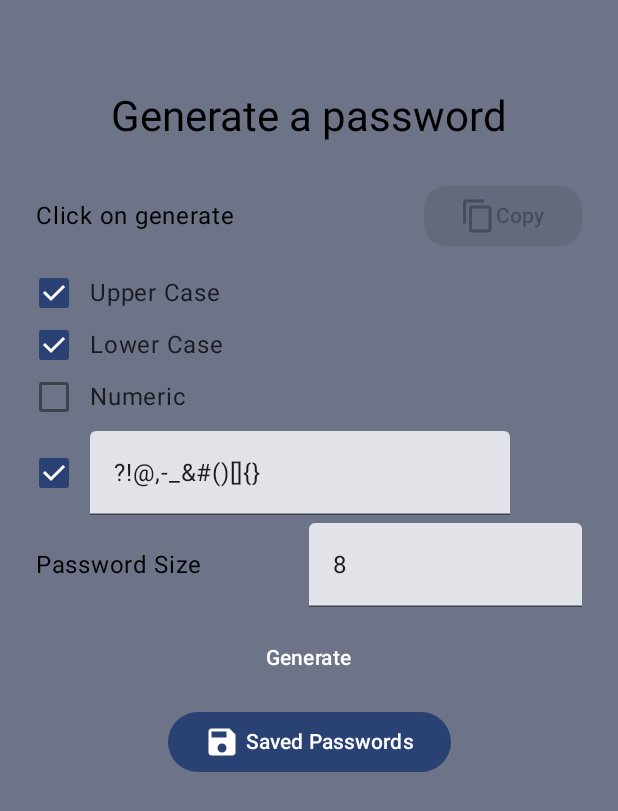
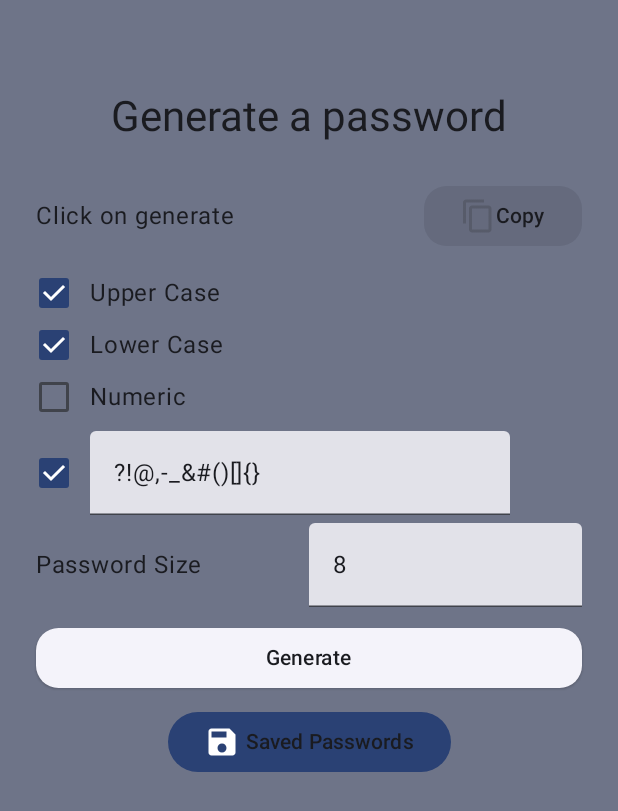
Before and after one commit to AAyar94/Password_Generator_Compose, an Android app built with Jetpack Compose: the screen it shows after launch (PasswordGeneratorActivity), on a phone screen of 412 x 824 dp. Shown: the top 811 px of the screen. Run offline under Robolectric (Android 15) with nearby library versions, the light colour scheme and no system bars; our stand-ins replace accompanist.

```diff
--- a/app/build.gradle
+++ b/app/build.gradle
@@ -69,5 +69,8 @@ dependencies {
 
     implementation "androidx.compose.material:material-icons-extended:1.4.3"
 
+    implementation "com.google.accompanist:accompanist-systemuicontroller:0.27.0"
+
+
 
 }
--- a/app/src/main/java/com/aayar94/passwordgenerator/PasswordGenerator.kt
+++ b/app/src/main/java/com/aayar94/passwordgenerator/PasswordGenerator.kt
@@ -5,6 +5,7 @@ import android.content.ClipboardManager
 import android.content.res.Configuration.UI_MODE_NIGHT_YES
 import android.widget.Toast
 import androidx.compose.foundation.background
+import androidx.compose.foundation.isSystemInDarkTheme
 import androidx.compose.foundation.layout.Arrangement
 import androidx.compose.foundation.layout.Column
 import androidx.compose.foundation.layout.Row
@@ -19,6 +20,7 @@ import androidx.compose.material.icons.Icons
 import androidx.compose.material.icons.filled.ContentCopy
 import androidx.compose.material.icons.filled.Save
 import androidx.compose.material3.Button
+import androidx.compose.material3.ElevatedButton
 import androidx.compose.material3.FilledTonalButton
 import androidx.compose.material3.Icon
 import androidx.compose.material3.MaterialTheme
@@ -31,6 +33,7 @@ import androidx.compose.runtime.setValue
 import androidx.compose.ui.Alignment
 import androidx.compose.ui.Alignment.Companion.CenterHorizontally
 import androidx.compose.ui.Modifier
+import androidx.compose.ui.graphics.Color
 import androidx.compose.ui.platform.LocalContext
 import androidx.compose.ui.res.stringResource
 import androidx.compose.ui.tooling.preview.Preview
@@ -42,10 +45,23 @@ import com.aayar94.passwordgenerator.component.LabeledCheckbox
 import com.aayar94.passwordgenerator.component.PasswordSizer
 import com.aayar94.passwordgenerator.model.password.content.CustomPwdContent
 import com.aayar94.passwordgenerator.ui.theme.PasswordGeneratorTheme
+import com.google.accompanist.systemuicontroller.rememberSystemUiController
 
 @Composable
 fun PasswordGeneratorScreen() {
     PasswordGeneratorTheme {
+        val systemUiController = rememberSystemUiController()
+        if (isSystemInDarkTheme()) {
+            systemUiController.setSystemBarsColor(
+                color = Color.Transparent
+            )
+            systemUiController.setNavigationBarColor(color = Color.Transparent)
+        } else {
+            systemUiController.setSystemBarsColor(
+                color = MaterialTheme.colorScheme.secondaryContainer
+            )
+            systemUiController.setNavigationBarColor(color = MaterialTheme.colorScheme.secondaryContainer)
+        }
         PasswordGeneratorUI()
     }
 }
@@ -73,7 +89,8 @@ fun PasswordGeneratorUI() {
             Text(
                 stringResource(id = R.string.generate_a_password),
                 modifier = Modifier.align(Alignment.CenterHorizontally),
-                style = MaterialTheme.typography.headlineMedium
+                style = MaterialTheme.typography.headlineMedium,
+                color = MaterialTheme.colorScheme.onBackground
             )
             Spacer(modifier = Modifier.height(24.dp))
             Column(
@@ -86,20 +103,19 @@ fun PasswordGeneratorUI() {
                     Text(
                         text = generatedPassword.ifEmpty { stringResource(id = R.string.click_on_generate) },
                         modifier = Modifier.weight(1f),
-                        fontSize = 16.sp
+                        fontSize = 16.sp,
+                        color = MaterialTheme.colorScheme.onBackground
                     )
                     Spacer(modifier = Modifier.width(5.dp))
-                    FilledTonalButton(
+                    Button(
                         onClick = {
                             val clipboardManager = ContextCompat.getSystemService(
-                                context,
-                                ClipboardManager::class.java
+                                context, ClipboardManager::class.java
                             ) as ClipboardManager
                             val clipData = ClipData.newPlainText("text", generatedPassword)
                             clipboardManager.setPrimaryClip(clipData)
 
-                            Toast.makeText(context, "Password Copied", Toast.LENGTH_SHORT)
-                                .show()
+                            Toast.makeText(context, "Password Copied", Toast.LENGTH_SHORT).show()
                         },
                         enabled = generatedPassword.isNotEmpty(),
                         shape = RoundedCornerShape(15.dp),
@@ -111,65 +127,48 @@ fun PasswordGeneratorUI() {
                                 id = R.string.copy
                             )
                         )
-                        Text(stringResource(id = R.string.copy))
+                        Text(stringResource(id = R.string.copy),color = MaterialTheme.colorScheme.onBackground)
                     }
                 }
             }
 
             Spacer(modifier = Modifier.height(10.dp))
             LabeledCheckbox(
-                label = stringResource(id = R.string.upper_case),
-                onCheckChange = {
+                label = stringResource(id = R.string.upper_case), onCheckChange = {
                     isUpper = !isUpper
-                },
-                isChecked = isUpper
+                }, isChecked = isUpper
             )
             LabeledCheckbox(
-                label = stringResource(id = R.string.lower_case),
-                onCheckChange = {
+                label = stringResource(id = R.string.lower_case), onCheckChange = {
                     isLower = !isLower
-                },
-                isChecked = isLower
+                }, isChecked = isLower
             )
             LabeledCheckbox(
-                label = stringResource(id = R.string.numeric),
-                onCheckChange = {
+                label = stringResource(id = R.string.numeric), onCheckChange = {
                     isNumeric = !isNumeric
-                },
-                isChecked = isNumeric
+                }, isChecked = isNumeric
             )
-            EditableCheckBox(
-                value = customPasswordSetting,
-                onCheckChange = {
-                    if (customPasswordSetting.isNotEmpty())
-                        isCustom = !isCustom
-                },
-                isChecked = isCustom,
-                onValueChange = {
-                    if (it.isEmpty()) {
-                        isCustom = false
-                    }
-                    customPasswordSetting = it
+            EditableCheckBox(value = customPasswordSetting, onCheckChange = {
+                if (customPasswordSetting.isNotEmpty()) isCustom = !isCustom
+            }, isChecked = isCustom, onValueChange = {
+                if (it.isEmpty()) {
+                    isCustom = false
                 }
-            )
+                customPasswordSetting = it
+            })
 
-            PasswordSizer(
-                passwordSize = passwordSize,
-                onValueChange = {
-                    if ((it.isNotEmpty() && it.toInt() < 200) || it.isEmpty()) {
-                        passwordSize = it
-                    }
+            PasswordSizer(passwordSize = passwordSize, onValueChange = {
+                if ((it.isNotEmpty() && it.toInt() < 200) || it.isEmpty()) {
+                    passwordSize = it
                 }
-            )
+            })
             Spacer(modifier = Modifier.height(10.dp))
-            FilledTonalButton(
+            ElevatedButton(
                 shape = RoundedCornerShape(15.dp),
                 onClick = {
                     val pwdGen =
                         com.aayar94.passwordgenerator.model.password.PasswordGenerator.Builder()
-                            .addUpper(isUpper)
-                            .addLower(isLower)
-                            .addNumeric(isNumeric)
+                            .addUpper(isUpper).addLower(isLower).addNumeric(isNumeric)
                             .addCustom(isCustom, CustomPwdContent(customPasswordSetting))
                             .setSize(if (passwordSize.isEmpty()) 8 else passwordSize.toInt())
                             .build()
@@ -180,16 +179,17 @@ fun PasswordGeneratorUI() {
                 modifier = Modifier.fillMaxWidth(),
                 enabled = (isUpper || isLower || isCustom || isNumeric) && passwordSize.isNotEmpty() && passwordSize.toInt() > 0
             ) {
-                Text(text = stringResource(id = R.string.generate))
+                Text(text = stringResource(id = R.string.generate),color = MaterialTheme.colorScheme.onBackground)
             }
             Button(
-                onClick = { /*TODO*/ }, modifier = Modifier
+                onClick = { /*TODO*/ },
+                modifier = Modifier
                     .align(CenterHorizontally)
                     .padding(top = 8.dp)
             ) {
                 Icon(imageVector = Icons.Default.Save, contentDescription = "Saved Passwords")
                 Spacer(modifier = Modifier.width(4.dp))
-                Text(text = "Saved Passwords")
+                Text(text = "Saved Passwords",color = MaterialTheme.colorScheme.onBackground)
             }
         }
     }
--- a/app/src/main/java/com/aayar94/passwordgenerator/component/PasswordSizer.kt
+++ b/app/src/main/java/com/aayar94/passwordgenerator/component/PasswordSizer.kt
@@ -4,6 +4,7 @@ import androidx.compose.foundation.layout.Row
 import androidx.compose.foundation.layout.fillMaxWidth
 import androidx.compose.foundation.text.KeyboardOptions
 import androidx.compose.material3.ExperimentalMaterial3Api
+import androidx.compose.material3.MaterialTheme
 import androidx.compose.material3.Text
 import androidx.compose.material3.TextField
 import androidx.compose.runtime.Composable
@@ -22,14 +23,20 @@ fun PasswordSizer(passwordSize: String, onValueChange: (String) -> Unit) {
     ) {
         Text(
             text = stringResource(id = R.string.password_size),
-            modifier = Modifier.weight(1f)
+            modifier = Modifier.weight(1f),
+            color = MaterialTheme.colorScheme.onBackground
         )
         TextField(
             value = passwordSize,
             onValueChange = onValueChange,
             keyboardOptions = KeyboardOptions.Default.copy(keyboardType = KeyboardType.Number),
-            placeholder = { Text("Max 200") },
-            modifier = Modifier.weight(1f)
+            placeholder = {
+                Text(
+                    "Max 200",
+                    color = MaterialTheme.colorScheme.onBackground
+                )
+            },
+            modifier = Modifier.weight(1f),
         )
     }
 }
```
